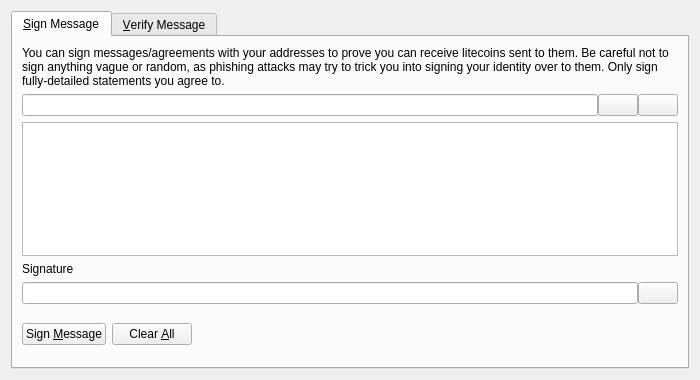
Above: src/qt/forms/signverifymessagedialog.ui from CoryITpro/Unicoin before the change. Below: the same form after it.
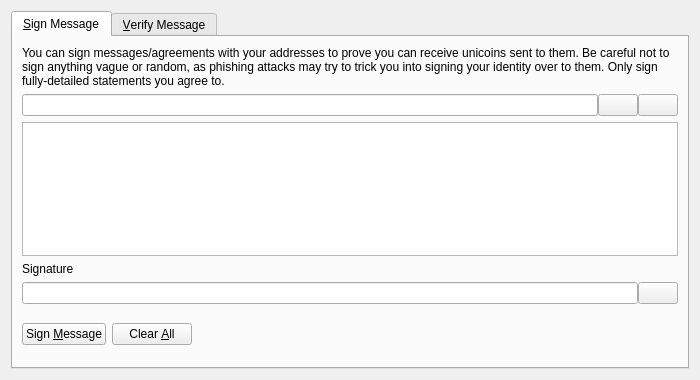
That is the form after the change. Icons and pictures are not drawn. Custom widgets are drawn as their Qt base class.

Commit message: unicoin core

```diff
--- a/src/qt/forms/signverifymessagedialog.ui
+++ b/src/qt/forms/signverifymessagedialog.ui
@@ -30,7 +30,7 @@
        <item>
         <widget class="QLabel" name="infoLabel_SM">
          <property name="text">
-          <string>You can sign messages/agreements with your addresses to prove you can receive litecoins sent to them. Be careful not to sign anything vague or random, as phishing attacks may try to trick you into signing your identity over to them. Only sign fully-detailed statements you agree to.</string>
+          <string>You can sign messages/agreements with your addresses to prove you can receive unicoins sent to them. Be careful not to sign anything vague or random, as phishing attacks may try to trick you into signing your identity over to them. Only sign fully-detailed statements you agree to.</string>
          </property>
          <property name="textFormat">
           <enum>Qt::PlainText</enum>
```
Left out of the diff: 8 changed lines with no effect on the pictures. The commit also changes 305 other files.
